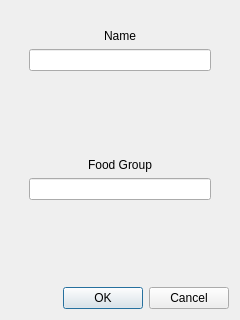
Old version of the form gui/newDialogs/newingredientdialog.ui in the repository andrewlalis/RecipeDB.
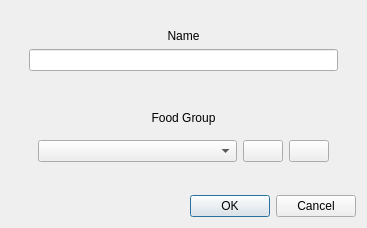
New version of the form. Icons and pictures are not drawn.

```diff
--- a/gui/newDialogs/newingredientdialog.ui
+++ b/gui/newDialogs/newingredientdialog.ui
@@ -6,8 +6,8 @@
    <rect>
     <x>0</x>
     <y>0</y>
-    <width>240</width>
-    <height>320</height>
+    <width>367</width>
+    <height>228</height>
    </rect>
   </property>
   <property name="windowTitle">
@@ -60,7 +60,42 @@
           </widget>
          </item>
          <item>
-          <widget class="QLineEdit" name="foodGroupEdit"/>
+          <widget class="QWidget" name="foodGroupSelectionWidget" native="true">
+           <layout class="QHBoxLayout" name="horizontalLayout">
+            <item>
+             <widget class="QComboBox" name="foodGroupBox">
+              <property name="sizePolicy">
+               <sizepolicy hsizetype="Expanding" vsizetype="Fixed">
+                <horstretch>0</horstretch>
+                <verstretch>0</verstretch>
+               </sizepolicy>
+              </property>
+             </widget>
+            </item>
+            <item alignment="Qt::AlignRight">
+             <widget class="QPushButton" name="addFoodGroupButton">
+              <property name="text">
+               <string/>
+              </property>
+              <property name="icon">
+               <iconset resource="../../images.qrc">
+                <normaloff>:/images/images/plus_icon.png</normaloff>:/images/images/plus_icon.png</iconset>
+              </property>
+             </widget>
+            </item>
+            <item alignment="Qt::AlignRight">
+             <widget class="QPushButton" name="deleteFoodGroupButton">
+              <property name="text">
+               <string/>
+              </property>
+              <property name="icon">
+               <iconset resource="../../images.qrc">
+                <normaloff>:/images/images/minus_icon.png</normaloff>:/images/images/minus_icon.png</iconset>
+              </property>
+             </widget>
+            </item>
+           </layout>
+          </widget>
          </item>
         </layout>
        </widget>
```
